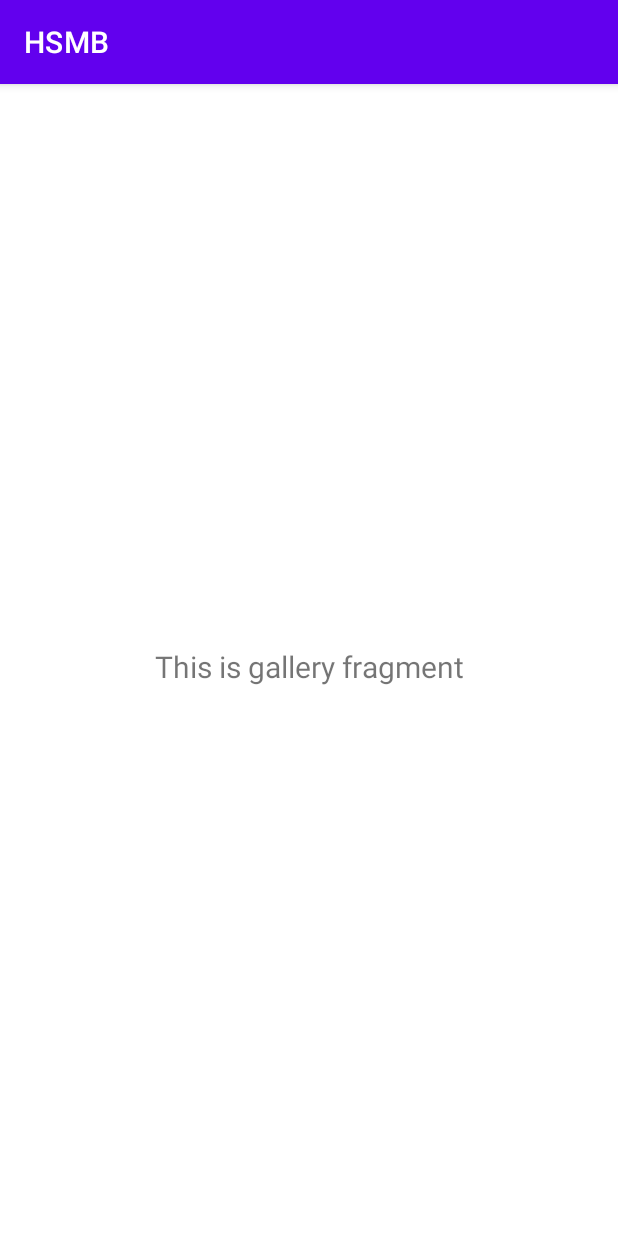
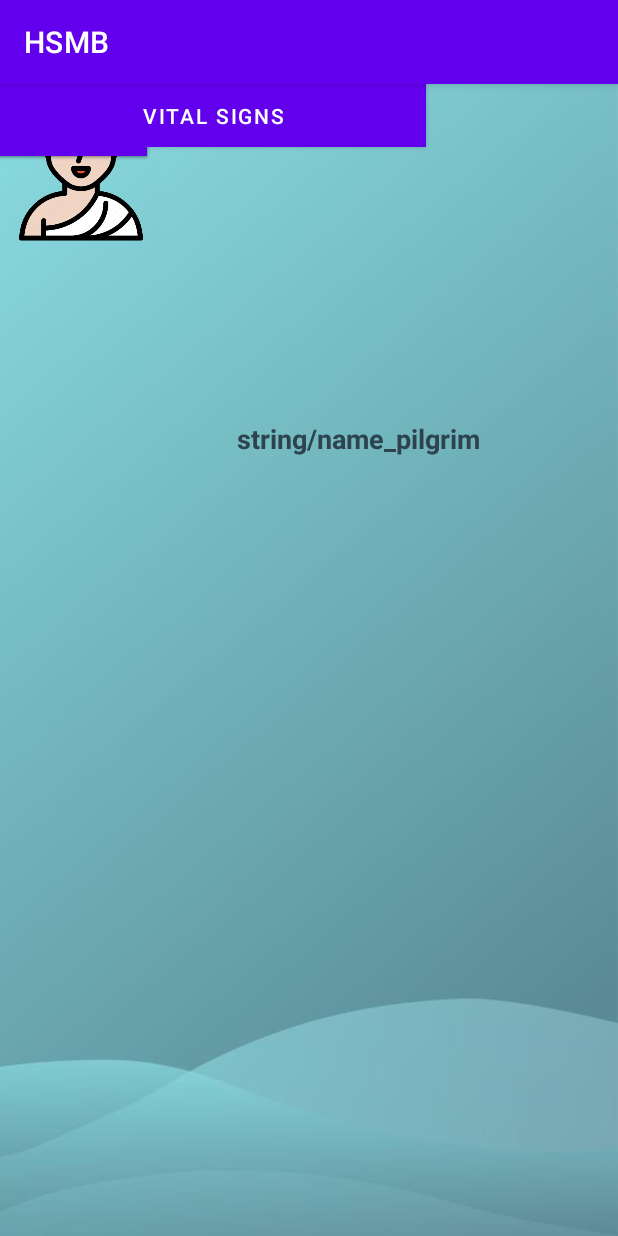
Before and after one commit to areej1012/HSMB, an Android app: the fragment GalleryFragment shown on its own in the app's theme, on a phone screen of 412 x 824 dp. Run offline under Robolectric (Android 15) with nearby library versions, the phone set to English and light mode, and no system bars; 2 statements that could not run were skipped.

Commit message:
add page 4

```diff
--- /dev/null
+++ b/app/src/main/res/drawable/custom_botton.xml
@@ -0,0 +1,4 @@
+<?xml version="1.0" encoding="utf-8"?>
+<shape xmlns:android="http://schemas.android.com/apk/res/android" android:shape="rectangle">
+<solid android:color="#66F9B0"/>
+</shape>
--- a/app/src/main/res/layout/fragment_gallery.xml
+++ b/app/src/main/res/layout/fragment_gallery.xml
@@ -4,19 +4,95 @@
     xmlns:tools="http://schemas.android.com/tools"
     android:layout_width="match_parent"
     android:layout_height="match_parent"
+    android:background="@drawable/whatsapp_image_2021_01_24_at_10_04_15_pm"
     tools:context=".ui.gallery.GalleryFragment">
 
-    <TextView
-        android:id="@+id/text_gallery"
-        android:layout_width="match_parent"
-        android:layout_height="wrap_content"
-        android:layout_marginEnd="8dp"
-        android:layout_marginStart="8dp"
-        android:layout_marginTop="8dp"
-        android:textAlignment="center"
-        android:textSize="20sp"
+    <ImageView
+        android:id="@+id/imageView2"
+        android:layout_width="108dp"
+        android:layout_height="106dp"
+        android:src="@drawable/mu"
+        tools:layout_editor_absoluteX="151dp"
+        tools:layout_editor_absoluteY="95dp"
+        tools:ignore="MissingConstraints" />
+
+    <ImageView
+        android:id="@+id/imageView6"
+        android:layout_width="50dp"
+        android:layout_height="74dp"
+        android:layout_marginTop="-50dp"
+        android:layout_marginEnd="300dp"
+        android:layout_marginBottom="676dp"
         app:layout_constraintBottom_toBottomOf="parent"
         app:layout_constraintEnd_toEndOf="parent"
         app:layout_constraintStart_toStartOf="parent"
-        app:layout_constraintTop_toTopOf="parent" />
+        app:layout_constraintTop_toTopOf="parent"
+        app:layout_constraintVertical_bias="0.49"
+        tools:src="@drawable/menu" />
+
+    <TextView
+        android:id="@+id/textView6"
+        android:layout_width="wrap_content"
+        android:layout_height="wrap_content"
+        android:layout_marginEnd="92dp"
+        android:text="string/name_pilgrim"
+        android:textColor="#2D4450"
+        android:textSize="18sp"
+        android:textStyle="bold"
+        app:layout_constraintBottom_toBottomOf="parent"
+        app:layout_constraintEnd_toEndOf="parent"
+        app:layout_constraintHorizontal_bias="0.0"
+        app:layout_constraintStart_toEndOf="@+id/imageView10"
+        app:layout_constraintTop_toTopOf="parent"
+        app:layout_constraintVertical_bias="0.301" />
+
+    <Button
+        android:id="@+id/button"
+        android:layout_width="wrap_content"
+        android:layout_height="wrap_content"
+        android:background="@drawable/custom_botton"
+        android:text="Booth 1"
+        tools:ignore="MissingConstraints"
+        tools:layout_editor_absoluteX="38dp"
+        tools:layout_editor_absoluteY="312dp" />
+
+    <Button
+        android:id="@+id/button2"
+        android:layout_width="wrap_content"
+        android:layout_height="wrap_content"
+        android:background="@drawable/custom_botton"
+        android:text="Booth 2"
+        tools:ignore="MissingConstraints"
+        tools:layout_editor_absoluteX="259dp"
+        tools:layout_editor_absoluteY="312dp" />
+
+    <Button
+        android:id="@+id/button3"
+        android:layout_width="wrap_content"
+        android:layout_height="wrap_content"
+        android:background="@drawable/custom_botton"
+        android:text="Booth 3"
+        tools:ignore="MissingConstraints"
+        tools:layout_editor_absoluteX="38dp"
+        tools:layout_editor_absoluteY="450dp" />
+
+    <Button
+        android:id="@+id/button4"
+        android:layout_width="wrap_content"
+        android:layout_height="wrap_content"
+        android:background="@drawable/custom_botton"
+        android:text="Booth 4"
+        tools:ignore="MissingConstraints"
+        tools:layout_editor_absoluteX="259dp"
+        tools:layout_editor_absoluteY="450dp" />
+
+    <Button
+        android:id="@+id/button5"
+        android:layout_width="284dp"
+        android:layout_height="42dp"
+        android:text="Vital Signs"
+        tools:layout_editor_absoluteX="51dp"
+        tools:layout_editor_absoluteY="662dp"
+        tools:ignore="MissingConstraints"
+        android:background="@drawable/custom_botton"/>
 </androidx.constraintlayout.widget.ConstraintLayout>
--- a/build.gradle
+++ b/build.gradle
@@ -5,7 +5,7 @@ buildscript {
         jcenter()
     }
     dependencies {
-        classpath "com.android.tools.build:gradle:4.1.1"
+        classpath 'com.android.tools.build:gradle:4.1.2'
 
         // NOTE: Do not place your application dependencies here; they belong
         // in the individual module build.gradle files
```
Also changed, not shown: app/src/main/res/drawable/menu.jpg (added).
